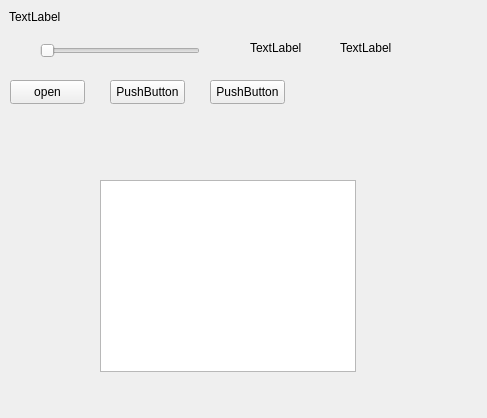
The window that NemoMusicPlayer.ui (nemoofnemo/NemoMusicPlayer) describes before a commit, drawn with Qt 5.
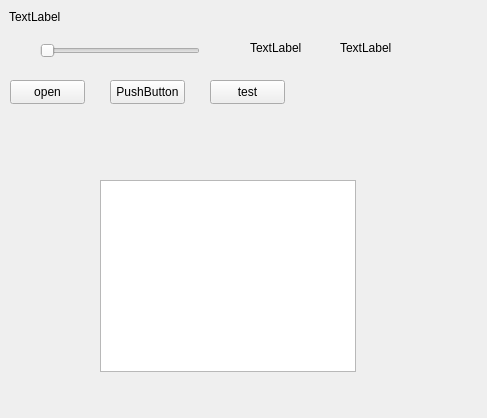
The same window after the commit.

```diff
--- a/NemoMusicPlayer.ui
+++ b/NemoMusicPlayer.ui
@@ -69,7 +69,7 @@
      </rect>
     </property>
     <property name="text">
-     <string>PushButton</string>
+     <string>test</string>
     </property>
    </widget>
    <widget class="QSlider" name="horizontalSlider">
```
Left out of the diff: 2 changed lines with no effect on the pictures.
